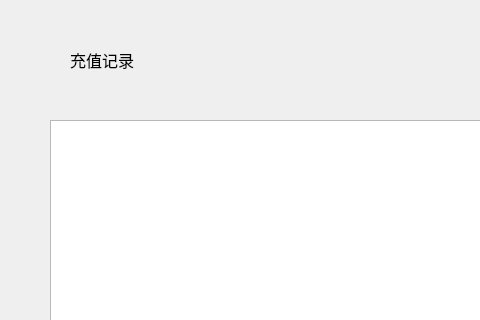
The window that depositpage/DepositRecrdWideget.ui (HcashOrg/hx-indicator) describes before a commit, drawn with Qt 5; both pictures show x 0 to 480 and y 0 to 320 of the 770 by 530 pixel window.
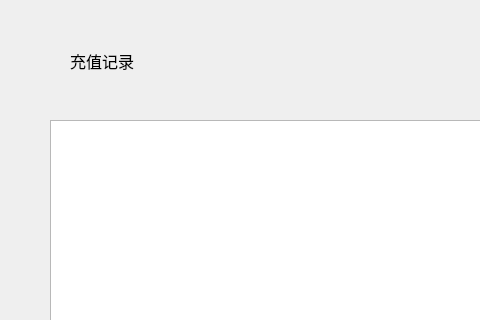
The same window after the commit.

Diff of the .ui file:
```diff
--- a/depositpage/DepositRecrdWideget.ui
+++ b/depositpage/DepositRecrdWideget.ui
@@ -100,7 +100,7 @@
      <x>70</x>
      <y>50</y>
      <width>121</width>
-     <height>20</height>
+     <height>22</height>
     </rect>
    </property>
    <property name="font">
```
